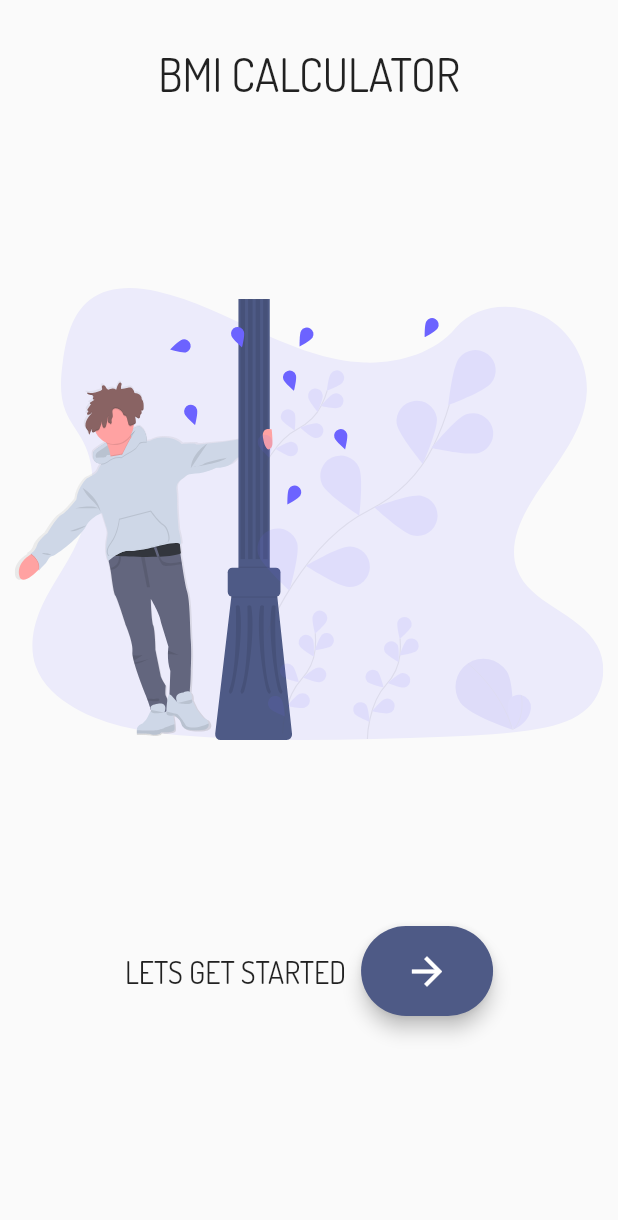
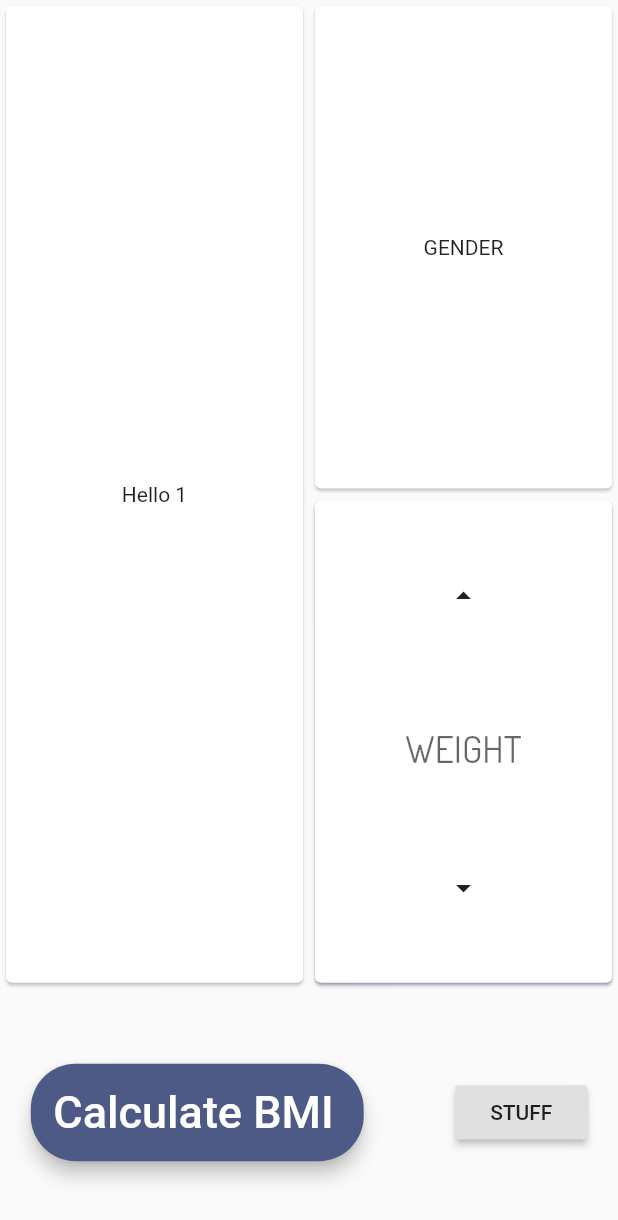
Before and after one commit to tijojose27/bmicalculator, a Flutter app: the screen it shows after launch, after a tap on the "arrow forward" icon, on a phone screen of 412 x 824 dp. Shown: the top 1220 px of the screen. Run offline on Flutter 3.47's test engine with Material 2 defaults, Android fonts, the phone set to English and light mode, and no system bars; our stand-ins replace flutter_svg.

Commit message:
working on second page

```diff
--- /dev/null
+++ b/lib/Pages/BMICalcPage.dart
@@ -0,0 +1,199 @@
+import 'package:bmicalculator/Const/images.dart';
+import 'package:flutter/material.dart';
+import 'package:flutter/services.dart';
+
+class BMIPage extends StatelessWidget {
+  // This widget is the root of your application.
+  @override
+  Widget build(BuildContext context) {
+    return Scaffold(body: BMIWidget());
+  }
+}
+
+class BMIWidget extends StatelessWidget {
+  @override
+  Widget build(BuildContext context) {
+    return SafeArea(
+        child: Column(
+      children: <Widget>[
+        Expanded(
+            child: Row(
+          children: <Widget>[
+            Expanded(child: _tempCard("Hello 1")),
+            Expanded(
+                child: Column(
+              children: <Widget>[
+                Expanded(child: _tempCard("GENDER")),
+                Expanded(child: _WeigthCard("HEIGHT")),
+              ],
+            ))
+          ],
+        )),
+        _bmiCalculateBtn(context)
+      ],
+    ));
+  }
+}
+
+Widget _bmiResults(BuildContext context) {
+  return Hero(
+      tag: 'bmiScreen',
+      child: Container(
+        child: Text(
+          "BMI RESULTS : ",
+          style: TextStyle(
+              fontSize: 20,
+              fontFamily: 'Dosis',
+              fontWeight: FontWeight.bold,
+              color: Colors.white),
+        ),
+        width: double.infinity,
+        height: MediaQuery.of(context).size.height / 5,
+        alignment: Alignment.center,
+        color: Color(0xFF4E5A86),
+      ));
+}
+
+Widget _bmiCalculateBtn(BuildContext context) {
+  return Container(
+      width: double.infinity,
+      height: MediaQuery.of(context).size.height / 5,
+      alignment: Alignment.center,
+      child: Row(
+          mainAxisAlignment: MainAxisAlignment.spaceEvenly,
+          children: <Widget>[
+            Flexible(
+                flex: 3,
+                child: Hero(
+                    tag: 'bmiScreen',
+                    child: RaisedButton(
+                        padding: EdgeInsets.fromLTRB(15, 15, 20, 15),
+                        color: Color(0xFF4E5A86),
+                        textColor: Colors.white,
+                        elevation: 5,
+                        shape: RoundedRectangleBorder(
+                            borderRadius:
+                                BorderRadius.all(Radius.circular(30))),
+                        onPressed: () {},
+                        child: const Text(
+                          'Calculate BMI',
+                          style: TextStyle(fontSize: 30),
+                        )))),
+            Padding(
+              padding: EdgeInsets.all(10),
+            ),
+            Flexible(
+                flex: 1,
+                child: RaisedButton(
+                  onPressed: () {},
+                  child: Text("STUFF"),
+                ))
+          ]));
+}
+
+Widget _bmiInputs(BuildContext context) {
+  return Container(
+    alignment: Alignment.center,
+    height: MediaQuery.of(context).size.height,
+    width: double.infinity,
+    child: Text("Inputs"),
+    color: Colors.green,
+  );
+}
+
+Widget _tempCard(String label) {
+  return Card(
+    child: Container(
+      alignment: Alignment.center,
+      child: Text(label),
+    ),
+  );
+}
+
+Widget _HeightCard(String label) {
+  return Container(
+    margin: EdgeInsets.all(10),
+    alignment: Alignment.centerLeft,
+    decoration: BoxDecoration(
+      color: Colors.white,
+      borderRadius: BorderRadius.circular(10.0),
+      boxShadow: [
+        BoxShadow(
+          color: Colors.black38,
+          blurRadius: 10.0,
+          offset: Offset(0, 2),
+        ),
+      ],
+    ),
+    child: TextField(
+      textAlign: TextAlign.center,
+      decoration: InputDecoration(
+          hintText: "WEIGTH",
+          hintStyle: TextStyle(fontSize: 25),
+          counterText: "",
+          border: InputBorder.none),
+      maxLength: 3,
+      keyboardType: TextInputType.phone,
+      inputFormatters: <TextInputFormatter>[
+        WhitelistingTextInputFormatter.digitsOnly,
+      ],
+      style: TextStyle(color: mainColor(), fontSize: 35, fontFamily: 'Dosis'),
+    ),
+  );
+}
+
+Widget _WeigthCard(String label) {
+//  return Container(
+//    margin: EdgeInsets.all(10),
+//    alignment: Alignment.centerLeft,
+//    decoration: BoxDecoration(
+//      color: Colors.white,
+//      borderRadius: BorderRadius.circular(10.0),
+//      boxShadow: [
+//        BoxShadow(
+//          color: Colors.black38,
+//          blurRadius: 10.0,
+//          offset: Offset(0, 2),
+//        ),
+//      ],
+//    ),
+  return Card(
+    shadowColor: mainColor(),
+    child: Column(
+      crossAxisAlignment: CrossAxisAlignment.stretch,
+      mainAxisAlignment: MainAxisAlignment.spaceEvenly,
+      children: <Widget>[
+        Flexible(
+            flex: 1,
+            child: IconButton(
+              onPressed: () {},
+              icon: Icon(Icons.arrow_drop_up),
+            )),
+        Flexible(
+          flex: 4,
+          child: TextField(
+            textAlign: TextAlign.center,
+            decoration: InputDecoration(
+                hintText: "WEIGHT",
+                hintStyle: TextStyle(fontSize: 25),
+                counterText: "",
+                border: InputBorder.none),
+            maxLength: 3,
+            keyboardType: TextInputType.phone,
+            inputFormatters: <TextInputFormatter>[
+              WhitelistingTextInputFormatter.digitsOnly,
+            ],
+            style: TextStyle(
+                color: mainColor(), fontSize: 35, fontFamily: 'Dosis'),
+          ),
+        ),
+        Flexible(
+            flex: 1,
+            child: IconButton(
+              onPressed: () {},
+              icon: Icon(Icons.arrow_drop_down),
+            ))
+      ],
+    ),
+  );
+}
--- a/lib/main.dart
+++ b/lib/Pages/main.dart
@@ -1,8 +1,15 @@
+import 'package:bmicalculator/Const/images.dart';
 import 'package:flutter/material.dart';
+import 'package:flutter/services.dart';
 import 'package:flutter_svg/flutter_svg.dart';
 
+import 'BMICalcPage.dart';
+
 void main() {
-  runApp(MyApp());
+  WidgetsFlutterBinding.ensureInitialized();
+  SystemChrome.setPreferredOrientations(
+      [DeviceOrientation.portraitUp, DeviceOrientation.portraitDown])
+      .then((_) => runApp(MyApp()));
 }
 
 class MyApp extends StatelessWidget {
@@ -22,7 +29,7 @@ class MainPage extends StatelessWidget {
             child: Column(
           children: <Widget>[
             Padding(padding: EdgeInsets.all(15.0),),
-            Text("BMI CALCULATOR", style: TextStyle( fontSize: 30.0, fontFamily: 'Dosis'),),
+            Text("BMI CALCULATOR", style: TextStyle( fontSize: 30.0, fontFamily: 'Dosis', color: mainColor(), fontWeight: FontWeight.bold),),
             Container(
                 height: MediaQuery.of(context).size.height / 1.5,
                 width: MediaQuery.of(context).size.width/ 1.05 ,
@@ -33,20 +40,20 @@ class MainPage extends StatelessWidget {
               mainAxisAlignment: MainAxisAlignment.center,
               children: <Widget>[
                 Text(
-                  "LETS GET STARTED",
-                  style: TextStyle(fontSize: 20, fontFamily: 'Dosis'),
+                  "LETS GET STARTED  ",
+                  style: TextStyle(fontSize: 25, fontFamily: 'Dosis', color: mainColor()),
                 ),
                 Padding(padding: EdgeInsets.fromLTRB(10, 0, 0, 0)),
                 Container(
                   height: 60,
-                  child: RaisedButton(
+                  child: Hero( tag: 'bmiScreen', child:RaisedButton(
                     elevation: 5.0,
-                      onPressed: () {},
-                      color: Color(0xFF4E5A86),
+                      onPressed: () {Navigator.push(context, MaterialPageRoute(builder: (context) => BMIPage()));},
+                      color: mainColor(),
                       child: Icon(Icons.arrow_forward, color: Colors.white,size: 30.0,),
                       shape: RoundedRectangleBorder(
                           borderRadius: BorderRadius.circular(100.0))),
-                )
+                ))
               ],
             )
           ],
--- a/pubspec.yaml
+++ b/pubspec.yaml
@@ -29,6 +29,7 @@ dependencies:
   # Use with the CupertinoIcons class for iOS style icons.
   cupertino_icons: ^0.1.3
   flutter_svg: ^0.17.4
+  google_fonts: ^1.1.0
 
 dev_dependencies:
   flutter_test:
```
Also changed, not shown: lib/Const/images.dart (+10 -0 lines), pubspec.lock, 1 other file.
